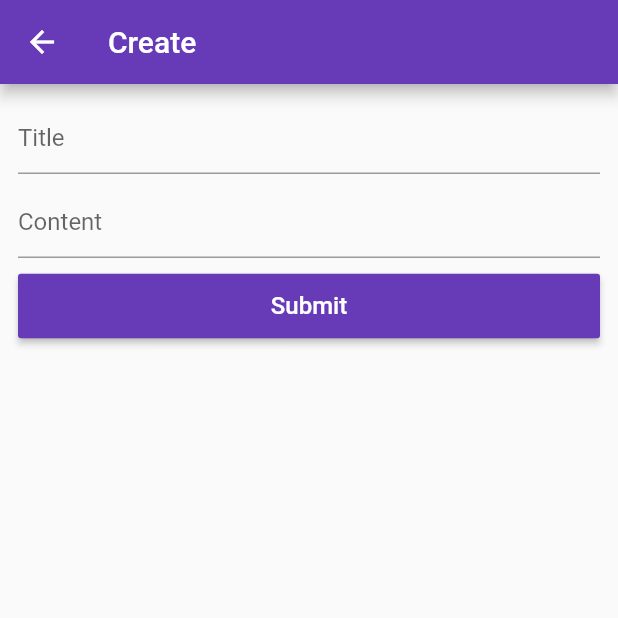
After one commit to jason2071/firstApp_flutter, a Flutter app: the screen it shows after launch, after a tap on the "add" icon, on a phone screen of 412 x 824 dp, the top half of it. The commit adds this screen. Run offline on Flutter 3.47's test engine with Material 2 defaults, Android fonts, the phone set to English and light mode, and no system bars; our stand-ins replace get_it; network calls fail.

Commit message:
new page posts

```diff
--- a/lib/main.dart
+++ b/lib/main.dart
@@ -1,10 +1,11 @@
-import 'package:firstApp/services/note_service.dart';
-import 'package:firstApp/views/home.dart';
+import 'package:firstApp/services/post_service.dart';
+import 'package:firstApp/views/post_modify.dart';
+import 'package:firstApp/views/posts_list.dart';
 import 'package:flutter/material.dart';
 import 'package:get_it/get_it.dart';
 
 void setupLocator() {
-  GetIt.I.registerLazySingleton(() => NoteService());
+  GetIt.I.registerLazySingleton(() => PostService());
 }
 
 void main() {
@@ -16,13 +17,13 @@ class MyApp extends StatelessWidget {
   @override
   Widget build(BuildContext context) {
     return MaterialApp(
-      title: 'Notes',
-      debugShowCheckedModeBanner: false,
-      theme: ThemeData(
-        primarySwatch: Colors.blue,
-        visualDensity: VisualDensity.adaptivePlatformDensity,
-      ),
-      home: MyHomePage(),
-    );
+        title: 'Notes',
+        debugShowCheckedModeBanner: false,
+        theme: ThemeData(
+          primarySwatch: Colors.deepPurple,
+          visualDensity: VisualDensity.adaptivePlatformDensity,
+        ),
+        home: PostList(),
+        routes: {'/post-modify': (context) => PostModify()});
   }
 }
--- /dev/null
+++ b/lib/models/post_model.dart
@@ -0,0 +1,37 @@
+// To parse this JSON data, do
+//
+//     final post = postFromJson(jsonString);
+
+import 'dart:convert';
+
+Post postFromJson(String str) => Post.fromJson(json.decode(str));
+
+String postToJson(Post data) => json.encode(data.toJson());
+
+class Post {
+  Post({
+    this.userId,
+    this.id,
+    this.title,
+    this.body,
+  });
+
+  int userId;
+  int id;
+  String title;
+  String body;
+
+  factory Post.fromJson(Map<String, dynamic> json) => Post(
+        userId: json["userId"],
+        id: json["id"],
+        title: json["title"],
+        body: json["body"],
+      );
+
+  Map<String, dynamic> toJson() => {
+        "userId": userId,
+        "id": id,
+        "title": title,
+        "body": body,
+      };
+}
--- /dev/null
+++ b/lib/models/posts_list_model.dart
@@ -0,0 +1,39 @@
+// To parse this JSON data, do
+//
+//     final posts = postsFromJson(jsonString);
+
+import 'dart:convert';
+
+List<Posts> postsFromJson(String str) =>
+    List<Posts>.from(json.decode(str).map((x) => Posts.fromJson(x)));
+
+String postsToJson(List<Posts> data) =>
+    json.encode(List<dynamic>.from(data.map((x) => x.toJson())));
+
+class Posts {
+  Posts({
+    this.userId,
+    this.id,
+    this.title,
+    this.body,
+  });
+
+  int userId;
+  int id;
+  String title;
+  String body;
+
+  factory Posts.fromJson(Map<String, dynamic> json) => Posts(
+        userId: json["userId"],
+        id: json["id"],
+        title: json["title"],
+        body: json["body"],
+      );
+
+  Map<String, dynamic> toJson() => {
+        "userId": userId,
+        "id": id,
+        "title": title,
+        "body": body,
+      };
+}
--- a/lib/services/note_service.dart
+++ b/lib/services/note_service.dart
@@ -4,8 +4,6 @@ import 'package:firstApp/models/api_response.dart';
 import 'package:firstApp/models/note.dart';
 import 'package:firstApp/models/note_for_listing.dart';
 import 'package:http/http.dart' as http;
-
-// api-key: 8543c541-6273-4708-8a23-efc1a2087c1f
 
 class NoteService {
   static const API = 'http://api.notes.programmingaddict.com';
@@ -25,6 +23,7 @@ class NoteService {
 
         return APIResponse<List<NoteForListing>>(data: notes);
       } else {
+        print('error: '+ data.body);
         return APIResponse<List<NoteForListing>>(
             error: true, errorMessage: 'An error occurred');
       }
--- /dev/null
+++ b/lib/views/post_modify.dart
@@ -0,0 +1,109 @@
+import 'package:firstApp/models/post_model.dart';
+import 'package:firstApp/services/post_service.dart';
+import 'package:flutter/material.dart';
+import 'package:get_it/get_it.dart';
+
+class PostModify extends StatefulWidget {
+  final int id;
+  const PostModify({Key key, this.id}) : super(key: key);
+
+  @override
+  _PostModifyState createState() => _PostModifyState();
+}
+
+class _PostModifyState extends State<PostModify> {
+  bool get isEditing => widget.id != null;
+
+  PostService get _postService => GetIt.I<PostService>();
+  bool _isLoading = false;
+
+  String errorMessage;
+  Post post;
+
+  TextEditingController _titleController = TextEditingController();
+  TextEditingController _contentController = TextEditingController();
+
+  @override
+  void initState() {
+    super.initState();
+    if (isEditing) {
+      _fetchPost();
+    }
+  }
+
+  _fetchPost() async {
+    setState(() {
+      _isLoading = true;
+    });
+
+    await _postService.getPost(widget.id).then((response) {
+      print(response.data);
+
+      setState(() {
+        _isLoading = false;
+      });
+
+      if (response.error) {
+        errorMessage = response.errorMessage ?? 'An error occurred';
+      }
+
+      post = response.data;
+      _titleController.text = post.title;
+      _contentController.text = post.body;
+    });
+  }
+
+  @override
+  Widget build(BuildContext context) {
+    return Scaffold(
+      appBar: AppBar(
+        title: Text(isEditing ? 'Update' : 'Create'),
+      ),
+      body: _isLoading
+          ? Center(
+              child: CircularProgressIndicator(),
+            )
+          : Container(
+              padding: EdgeInsets.all(12.0),
+              child: Column(
+                children: [
+                  TextField(
+                    controller: _titleController,
+                    decoration: InputDecoration(hintText: 'Title'),
+                  ),
+                  Container(
+                    height: 8,
+                  ),
+                  TextField(
+                    controller: _contentController,
+                    decoration: InputDecoration(hintText: 'Content'),
+                  ),
+                  Container(
+                    height: 8,
+                  ),
+                  SizedBox(
+                    width: double.infinity,
+                    child: RaisedButton(
+                      padding: const EdgeInsets.fromLTRB(0, 12, 0, 12),
+                      onPressed: () {
+                        if (isEditing) {
+                          print('edit');
+                        } else {
+                          print('create');
+                        }
+
+                        Navigator.of(context).pop();
+                      },
+                      child: Text(
+                        'Submit',
+                        style: TextStyle(color: Colors.white, fontSize: 16),
+                      ),
+                      color: Theme.of(context).primaryColor,
+                    ),
+                  )
+                ],
+              ),
+            ),
+    );
+  }
+}
--- /dev/null
+++ b/lib/views/posts_list.dart
@@ -0,0 +1,103 @@
+import 'package:firstApp/models/api_response.dart';
+import 'package:firstApp/models/posts_list_model.dart';
+import 'package:firstApp/services/post_service.dart';
+import 'package:firstApp/views/post_delete.dart';
+import 'package:firstApp/views/post_modify.dart';
+import 'package:flutter/material.dart';
+import 'package:get_it/get_it.dart';
+
+class PostList extends StatefulWidget {
+  @override
+  _PostListState createState() => _PostListState();
+}
+
+class _PostListState extends State<PostList> {
+  PostService get _postService => GetIt.I<PostService>();
+  APIResponse<List<Posts>> _apiResponse;
+  bool _isLoading = false;
+
+  @override
+  void initState() {
+    super.initState();
+    _fetchPosts();
+  }
+
+  _fetchPosts() async {
+    setState(() {
+      _isLoading = true;
+    });
+
+    _apiResponse = await _postService.getPosts();
+
+    setState(() {
+      _isLoading = false;
+    });
+  }
+
+  @override
+  Widget build(BuildContext context) {
+    return Scaffold(
+        appBar: AppBar(
+          title: Text('Posts'),
+        ),
+        floatingActionButton: FloatingActionButton(
+            child: Icon(Icons.add),
+            onPressed: () {
+              Navigator.pushNamed(context, '/post-modify');
+            }),
+        body: Builder(builder: (_) {
+          if (_isLoading) {
+            return Center(child: CircularProgressIndicator());
+          }
+
+          if (_apiResponse.error) {
+            return Center(child: Text(_apiResponse.errorMessage));
+          }
+
+          return ListView.separated(
+              itemBuilder: (_, index) {
+                return Dismissible(
+                  key: ValueKey(_apiResponse.data[index].id),
+                  direction: DismissDirection.endToStart,
+                  onDismissed: (direction) {},
+                  confirmDismiss: (direction) async {
+                    final result = await showDialog(
+                        context: context, builder: (_) => PostDelete());
+                    print(result);
+                    return result;
+                  },
+                  background: Container(
+                    color: Colors.red,
+                    padding: EdgeInsets.only(right: 16),
+                    child: Align(
+                      child: Icon(
+                        Icons.delete,
+                        color: Colors.white,
+                      ),
+                      alignment: Alignment.centerRight,
+                    ),
+                  ),
+                  child: ListTile(
+                    title: Text(_apiResponse.data[index].id.toString() +
+                        '. ' +
+                        _apiResponse.data[index].title),
+                    subtitle: Text(
+                      _apiResponse.data[index].body,
+                      overflow: TextOverflow.ellipsis,
+                      maxLines: 2,
+                      softWrap: true,
+                    ),
+                    onTap: () {
+                      Navigator.of(context).push(MaterialPageRoute(
+                          builder: (_) =>
+                              PostModify(id: _apiResponse.data[index].id)));
+                    },
+                  ),
+                );
+              },
+              separatorBuilder: (_, __) =>
+                  Divider(height: 1, color: Colors.orange),
+              itemCount: _apiResponse.data.length);
+        }));
+  }
+}
```
Also changed, not shown: lib/services/post_service.dart (added, +46 -0 lines), lib/views/post_delete.dart (added, +19 -0 lines).
